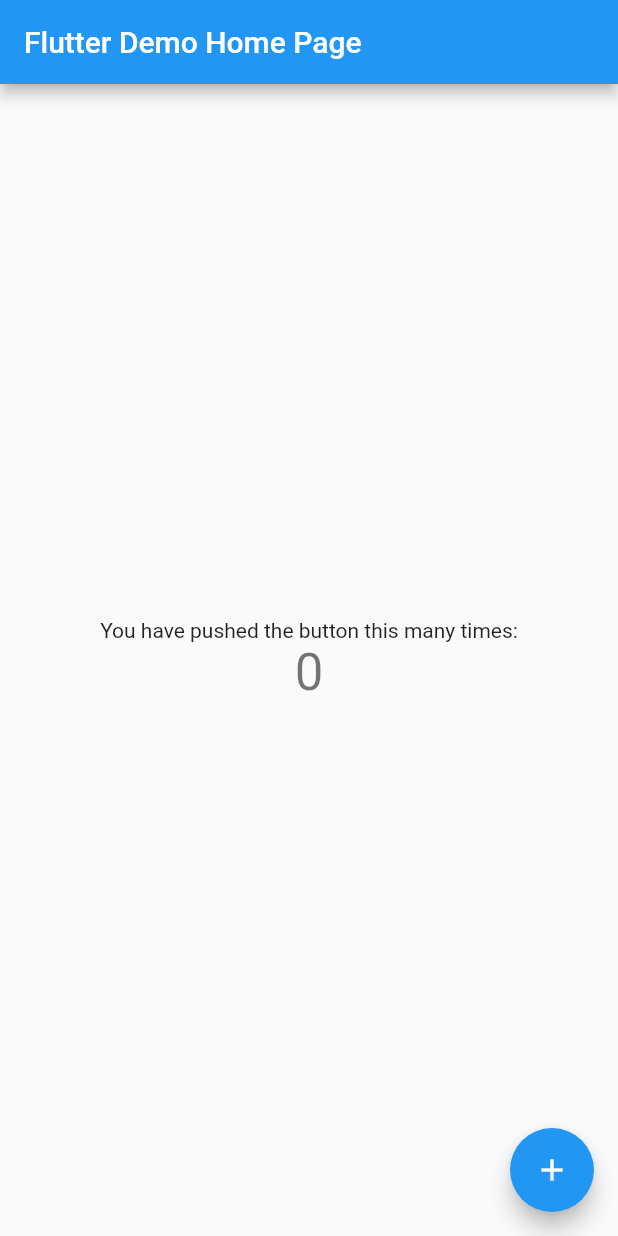
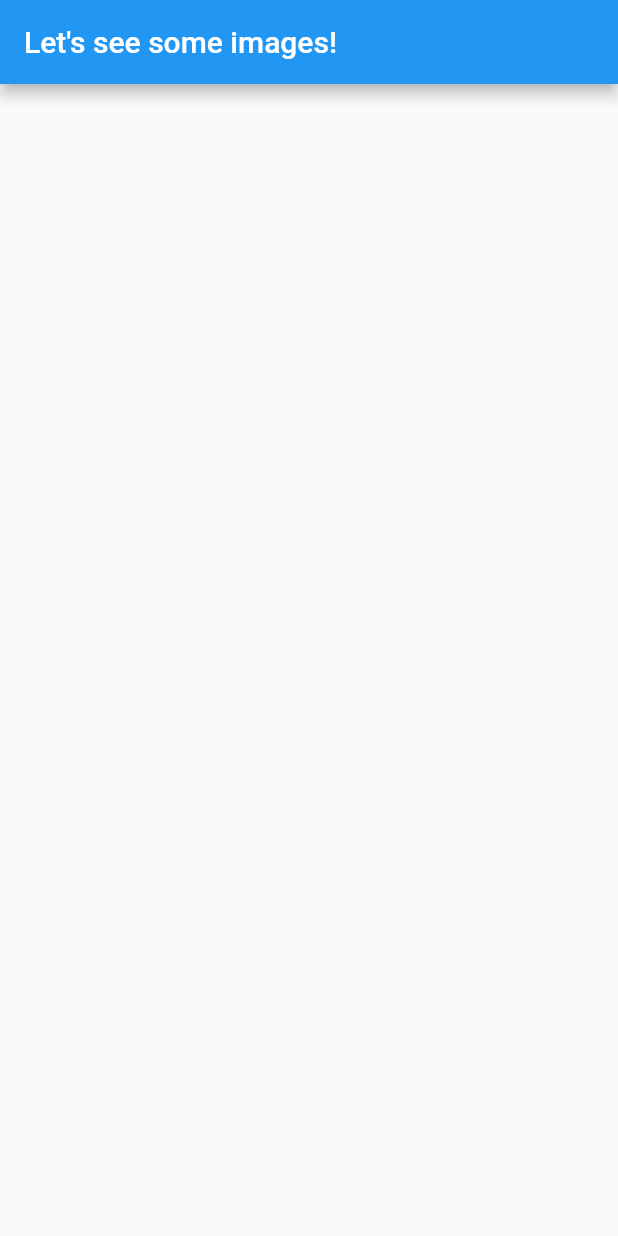
Before and after one commit to razwanizmi/pics, a Flutter app: the screen it shows after launch, on a phone screen of 412 x 824 dp. Run offline on Flutter 3.47's test engine with Material 2 defaults, Android fonts, the phone set to English and light mode, and no system bars.

Commit message:
Create main navbar

```diff
--- a/lib/main.dart
+++ b/lib/main.dart
@@ -1,111 +1,18 @@
+// Import a helper library from Flutter to get content on screen.
 import 'package:flutter/material.dart';
 
-void main() => runApp(MyApp());
+// Define a main function to run when our app starts.
+void main() {
+  // Create a new text widget to show some text on the screen.
+  var app = MaterialApp(
+    home: Scaffold(
+      appBar: AppBar(
+        title: Text('Let\'s see some images!'),
+      ),
+    ),
+  );
 
-class MyApp extends StatelessWidget {
-  // This widget is the root of your application.
-  @override
-  Widget build(BuildContext context) {
-    return MaterialApp(
-      title: 'Flutter Demo',
-      theme: ThemeData(
-        // This is the theme of your application.
-        //
-        // Try running your application with "flutter run". You'll see the
-        // application has a blue toolbar. Then, without quitting the app, try
-        // changing the primarySwatch below to Colors.green and then invoke
-        // "hot reload" (press "r" in the console where you ran "flutter run",
-        // or simply save your changes to "hot reload" in a Flutter IDE).
-        // Notice that the counter didn't reset back to zero; the application
-        // is not restarted.
-        primarySwatch: Colors.blue,
-      ),
-      home: MyHomePage(title: 'Flutter Demo Home Page'),
-    );
-  }
+  // Take that widget and get it on the screen.
+
+  runApp(app);
 }
-
-class MyHomePage extends StatefulWidget {
-  MyHomePage({Key key, this.title}) : super(key: key);
-
-  // This widget is the home page of your application. It is stateful, meaning
-  // that it has a State object (defined below) that contains fields that affect
-  // how it looks.
-
-  // This class is the configuration for the state. It holds the values (in this
-  // case the title) provided by the parent (in this case the App widget) and
-  // used by the build method of the State. Fields in a Widget subclass are
-  // always marked "final".
-
-  final String title;
-
-  @override
-  _MyHomePageState createState() => _MyHomePageState();
-}
-
-class _MyHomePageState extends State<MyHomePage> {
-  int _counter = 0;
-
-  void _incrementCounter() {
-    setState(() {
-      // This call to setState tells the Flutter framework that something has
-      // changed in this State, which causes it to rerun the build method below
-      // so that the display can reflect the updated values. If we changed
-      // _counter without calling setState(), then the build method would not be
-      // called again, and so nothing would appear to happen.
-      _counter++;
-    });
-  }
-
-  @override
-  Widget build(BuildContext context) {
-    // This method is rerun every time setState is called, for instance as done
-    // by the _incrementCounter method above.
-    //
-    // The Flutter framework has been optimized to make rerunning build methods
-    // fast, so that you can just rebuild anything that needs updating rather
-    // than having to individually change instances of widgets.
-    return Scaffold(
-      appBar: AppBar(
-        // Here we take the value from the MyHomePage object that was created by
-        // the App.build method, and use it to set our appbar title.
-        title: Text(widget.title),
-      ),
-      body: Center(
-        // Center is a layout widget. It takes a single child and positions it
-        // in the middle of the parent.
-        child: Column(
-          // Column is also layout widget. It takes a list of children and
-          // arranges them vertically. By default, it sizes itself to fit its
-          // children horizontally, and tries to be as tall as its parent.
-          //
-          // Invoke "debug painting" (press "p" in the console, choose the
-          // "Toggle Debug Paint" action from the Flutter Inspector in Android
-          // Studio, or the "Toggle Debug Paint" command in Visual Studio Code)
-          // to see the wireframe for each widget.
-          //
-          // Column has various properties to control how it sizes itself and
-          // how it positions its children. Here we use mainAxisAlignment to
-          // center the children vertically; the main axis here is the vertical
-          // axis because Columns are vertical (the cross axis would be
-          // horizontal).
-          mainAxisAlignment: MainAxisAlignment.center,
-          children: <Widget>[
-            Text(
-              'You have pushed the button this many times:',
-            ),
-            Text(
-              '$_counter',
-              style: Theme.of(context).textTheme.display1,
-            ),
-          ],
-        ),
-      ),
-      floatingActionButton: FloatingActionButton(
-        onPressed: _incrementCounter,
-        tooltip: 'Increment',
-        child: Icon(Icons.add),
-      ), // This trailing comma makes auto-formatting nicer for build methods.
-    );
-  }
-}
```
